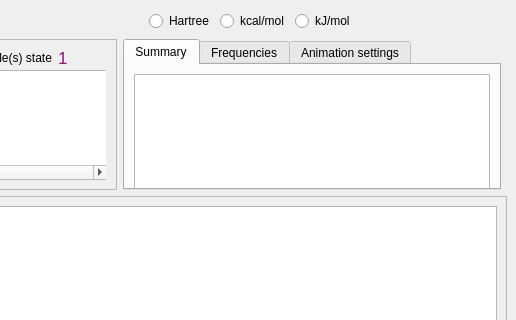
Before: the Qt Designer form src/main/python/UIs/AnalyseWindow.ui in isaksengeir/REACT, drawn with Qt 5; both pictures show x 223 to 739 and y 0 to 320 of the 739 by 405 pixel window.
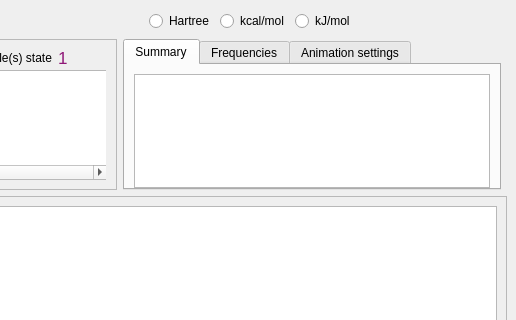
After: the same form once the commit is applied. Icons and pictures are not drawn.

Diff of the .ui file:
```diff
--- a/src/main/python/UIs/AnalyseWindow.ui
+++ b/src/main/python/UIs/AnalyseWindow.ui
@@ -678,7 +678,7 @@
             <property name="minimumSize">
              <size>
               <width>0</width>
-              <height>115</height>
+              <height>114</height>
              </size>
             </property>
             <property name="font">
```
